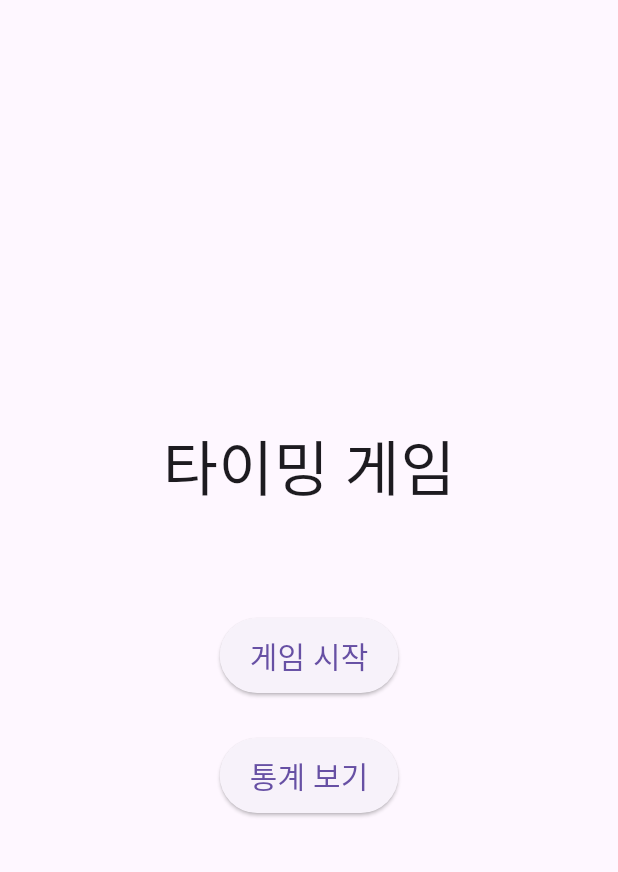
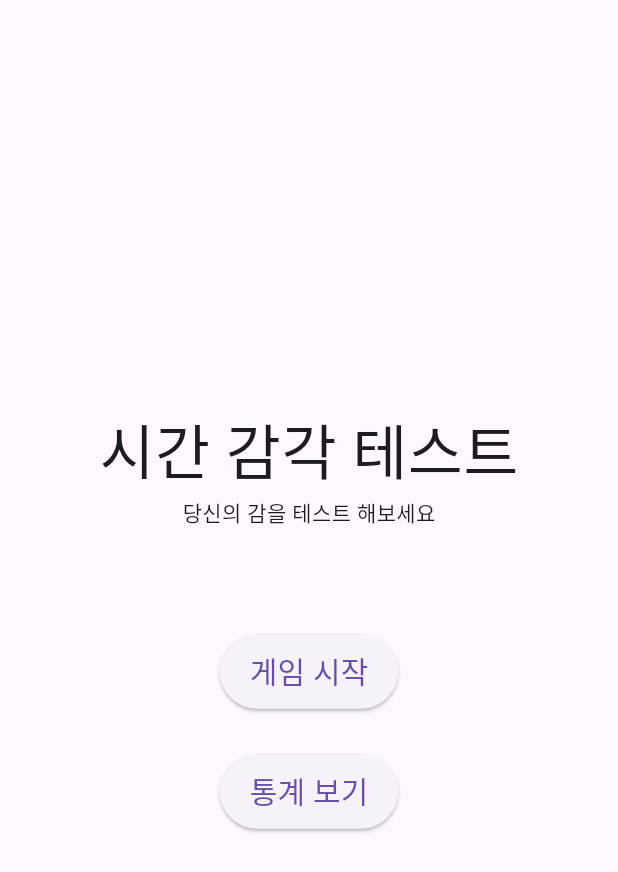
Before and after one commit to JJJangJeongSu/my-timing-game, a Flutter app: the screen it shows after launch, on a phone screen of 412 x 824 dp. Shown: the top 872 px of the screen. Run offline on Flutter 3.47's test engine with Material 3 defaults, Android fonts, the phone set to English and light mode, and no system bars; our stand-ins replace google_fonts; Roboto replaces fonts that are missing (Jua).

Commit message:
vs code 로 넘어가자

```diff
--- a/lib/screens/start_screen.dart
+++ b/lib/screens/start_screen.dart
@@ -12,7 +12,8 @@ class StartScreen extends StatelessWidget {
           mainAxisAlignment: MainAxisAlignment.center,
           crossAxisAlignment: CrossAxisAlignment.center,
           children: [
-            Text("타이밍 게임", style: TextStyle(fontSize: 40)),
+            Text("시간 감각 테스트", style: TextStyle(fontSize: 40)),
+            Text("당신의 감을 테스트 해보세요"),
             Container(height: 70),
             ElevatedButton(
               style: ElevatedButton.styleFrom(
```
